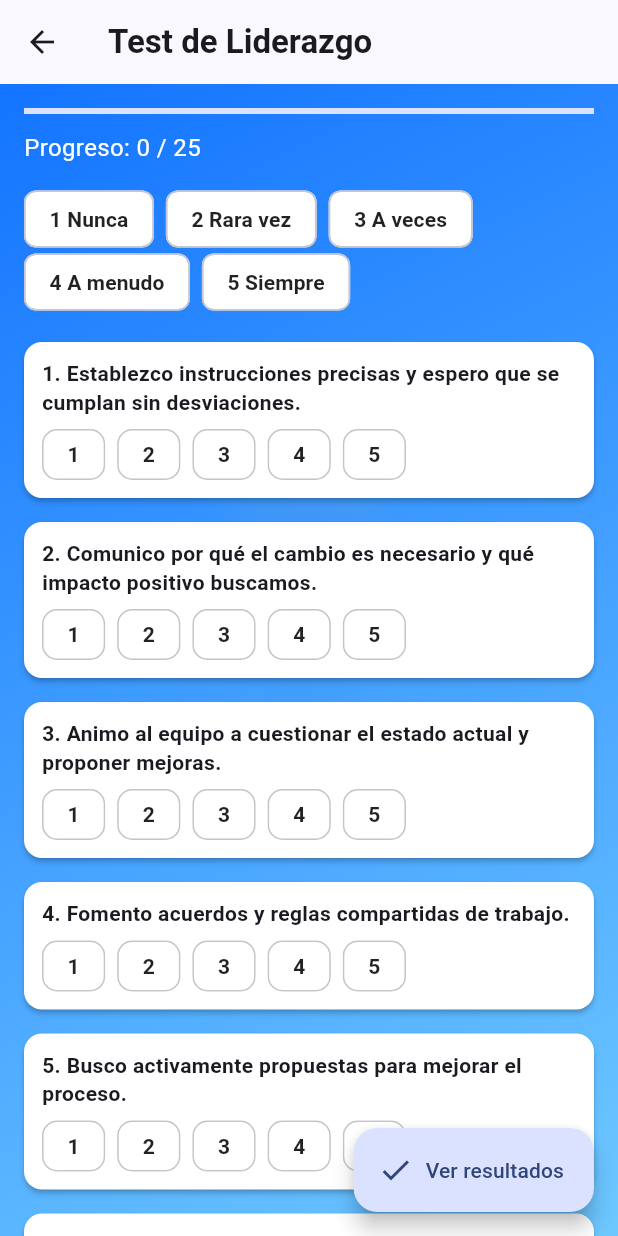
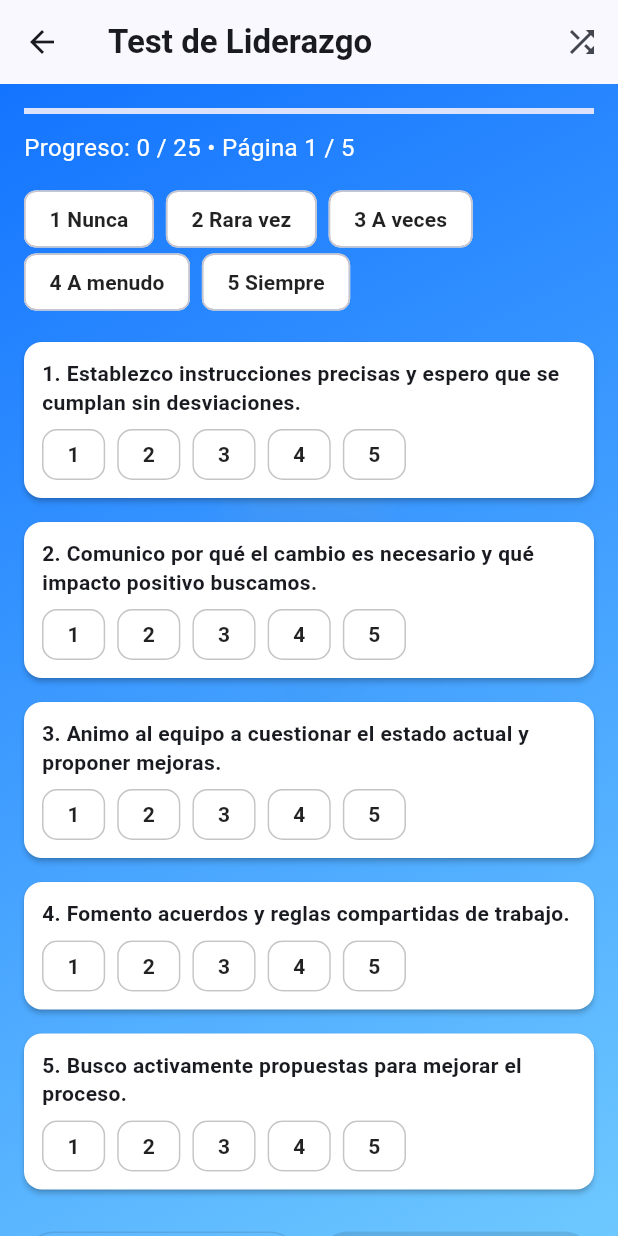
Before and after one commit to EduardoPerezMir/Liderat-App, a Flutter app: the screen it shows after launch, after a tap on "Cuestionario principal", on a phone screen of 412 x 824 dp. Run offline on Flutter 3.47's test engine with Material 3 defaults, Android fonts, the light colour scheme and no system bars; our stand-ins replace flutter_markdown_plus.

Commit message:
Minor fix: Paginacion de preguntas en cuestionario

```diff
--- a/lib/screens/quiz_screen.dart
+++ b/lib/screens/quiz_screen.dart
@@ -14,8 +14,14 @@ class QuizScreen extends StatefulWidget {
 class _QuizScreenState extends State<QuizScreen> {
   MsqSchema? _schema;
   String? _error;
-  final Map<String, int> _answers = {};        // itemId -> 1..5
-  List<MsqItem> _ordered = const [];           // orden aleatorio estable
+
+  // estado del cuestionario
+  final Map<String, int> _answers = {}; // itemId -> 1..5
+  List<MsqItem> _ordered = const [];    // orden aleatorio estable
+
+  // paginación
+  final int pageSize = 5;               // <-- cambia el tamaño de página aquí
+  int _page = 0;
 
   @override
   void initState() {
@@ -24,12 +30,12 @@ class _QuizScreenState extends State<QuizScreen> {
   }
 
   Future<void> _load() async {
-    setState(() { _schema = null; _error = null; _ordered = const []; });
+    setState(() { _schema = null; _error = null; _ordered = const []; _page = 0; });
     const path = 'assets/msq_test/items_es.json';
     try {
       final s = await MsqLoader.loadFromAsset(path);
       if (!mounted) return;
-      final shuffled = [...s.items]..shuffle();  // mezcla una vez
+      final shuffled = [...s.items]..shuffle(); // mezcla una vez
       setState(() {
         _schema = s;
         _ordered = shuffled;
@@ -37,9 +43,6 @@ class _QuizScreenState extends State<QuizScreen> {
     } catch (e) {
       if (!mounted) return;
       setState(() => _error = 'Error cargando cuestionario: $e');
-      ScaffoldMessenger.of(context).showSnackBar(
-        SnackBar(content: Text('Error cargando cuestionario: $e')),
-      );
     }
   }
 
@@ -47,9 +50,23 @@ class _QuizScreenState extends State<QuizScreen> {
     final schema = _schema!;
     final scores = scoreMsq(schema: schema, answers: _answers);
     final fb = msqToFeedback(scores);
-    Navigator.pushNamedAndRemoveUntil(
-      context, '/result', (route) => false, arguments: fb,
-    );
+    Navigator.pushNamedAndRemoveUntil(context, '/result', (route) => false, arguments: fb);
+  }
+
+  // helpers de paginación
+  int get _total => _ordered.length;
+  int get _pageCount => _total == 0 ? 1 : ((_total + pageSize - 1) ~/ pageSize);
+  int get _startIndex => _page * pageSize;
+  int get _endIndex => (_startIndex + pageSize).clamp(0, _total);
+  List<MsqItem> get _pageItems => _ordered.sublist(_startIndex, _endIndex);
+  bool get _isLastPage => _page == _pageCount - 1;
+  bool get _isFirstPage => _page == 0;
+
+  bool get _currentPageComplete {
+    for (final it in _pageItems) {
+      if (!_answers.containsKey(it.id)) return false;
+    }
+    return true;
   }
 
   @override
@@ -59,10 +76,13 @@ class _QuizScreenState extends State<QuizScreen> {
         appBar: AppBar(title: const Text('Cuestionario')),
         body: Padding(
           padding: const EdgeInsets.all(16),
-          child: Card(color: Colors.white, child: Padding(
+          child: Card(
+            color: Colors.white,
+            child: Padding(
               padding: const EdgeInsets.all(16),
               child: Text(_error!, style: const TextStyle(fontFamily: 'monospace')),
-          )),
+            ),
+          ),
         ),
         gradientColors: const [Color(0xFF0E6FFF), Color(0xFF6EC8FF)],
       );
@@ -73,26 +93,35 @@ class _QuizScreenState extends State<QuizScreen> {
       return const Scaffold(body: Center(child: CircularProgressIndicator()));
     }
 
-    final total = _ordered.length;
-    final answered = _answers.length.clamp(0, total);
-    final progress = total == 0 ? 0.0 : answered / total;
-
+    final answered = _answers.length.clamp(0, _total);
+    final progress = _total == 0 ? 0.0 : answered / _total;
     const legendTextColor = Colors.black87;
 
     return GradientScaffold(
-      appBar: AppBar(title: const Text("Test de Liderazgo")),
-      body: ListView.builder(
+      appBar: AppBar(
+        title: const Text("Test de Liderazgo"),
+        actions: [
+          // Botón opcional para re-mezclar (comenta si no lo quieres)
+          IconButton(
+            tooltip: 'Re-mezclar',
+            icon: const Icon(Icons.shuffle),
+            onPressed: () => setState(() {
+              _ordered = [..._ordered]..shuffle();
+              _page = 0;
+            }),
+          ),
+        ],
+      ),
+      body: ListView(
         padding: const EdgeInsets.all(16),
-        itemCount: total + 1,
-        itemBuilder: (context, index) {
-          if (index == 0) {
-            return Column(
-              crossAxisAlignment: CrossAxisAlignment.start,
         children: [
+          // Header con progreso y leyenda
           LinearProgressIndicator(value: progress),
           const SizedBox(height: 12),
-                Text("Progreso: $answered / $total",
-                    style: const TextStyle(color: Colors.white, fontSize: 16)),
+          Text(
+            "Progreso: $answered / $_total • Página ${_page + 1} / $_pageCount",
+            style: const TextStyle(color: Colors.white, fontSize: 16),
+          ),
           const SizedBox(height: 12),
           Wrap(
             spacing: 8, runSpacing: -6,
@@ -103,34 +132,39 @@ class _QuizScreenState extends State<QuizScreen> {
             )).toList(),
           ),
           const SizedBox(height: 16),
-              ],
-            );
-          }
 
-          final item = _ordered[index - 1];
+          // Ítems de la página
+          ...List.generate(_pageItems.length, (i) {
+            final item = _pageItems[i];
             final sel = _answers[item.id];
-          final shownNumber = index; // 1..N (porque index==0 es el header)
+            // numeración global (basada en orden mezclado)
+            final shownNumber = _startIndex + i + 1; // 1..N
 
             return Card(
-            color: Colors.white, elevation: 1.5, margin: const EdgeInsets.only(bottom: 16),
+              color: Colors.white,
+              elevation: 1.5,
+              margin: const EdgeInsets.only(bottom: 16),
               child: Padding(
                 padding: const EdgeInsets.all(12),
                 child: Column(crossAxisAlignment: CrossAxisAlignment.start, children: [
-                // Enumeración visible según orden mezclado
-                Text("$shownNumber. ${item.text}",
-                    style: const TextStyle(fontWeight: FontWeight.w600)),
+                  Text(
+                    "$shownNumber. ${item.text}",
+                    style: const TextStyle(fontWeight: FontWeight.w600),
+                  ),
                   const SizedBox(height: 8),
-
                   Wrap(
                     spacing: 8, runSpacing: 8,
-                  children: List.generate(schema.scaleMax - schema.scaleMin + 1, (i) {
-                    final v = schema.scaleMin + i; // 1..5
+                    children: List.generate(schema.scaleMax - schema.scaleMin + 1, (k) {
+                      final v = schema.scaleMin + k; // 1..5
                       final selected = sel == v;
                       return ChoiceChip(
-                      label: Text("$v", style: TextStyle(
+                        label: Text(
+                          "$v",
+                          style: TextStyle(
                             color: selected ? Colors.white : Colors.black87,
                             fontWeight: FontWeight.w600,
-                      )),
+                          ),
+                        ),
                         selected: selected,
                         onSelected: (_) => setState(() => _answers[item.id] = v),
                         materialTapTargetSize: MaterialTapTargetSize.shrinkWrap,
@@ -147,13 +181,37 @@ class _QuizScreenState extends State<QuizScreen> {
                 ]),
               ),
             );
-        },
+          }),
+
+          const SizedBox(height: 8),
+          // Navegación de páginas
+          Row(
+            children: [
+              Expanded(
+                child: OutlinedButton.icon(
+                  onPressed: _isFirstPage ? null : () => setState(() => _page--),
+                  icon: const Icon(Icons.chevron_left),
+                  label: const Text('Anterior'),
                 ),
-      floatingActionButton: FloatingActionButton.extended(
-        onPressed: _answers.length == total ? _finish : null,
-        icon: const Icon(Icons.check),
-        label: const Text("Ver resultados"),
               ),
+              const SizedBox(width: 12),
+              Expanded(
+                child: ElevatedButton.icon(
+                  onPressed: !_currentPageComplete
+                      ? null
+                      : _isLastPage
+                      ? _finish
+                      : () => setState(() => _page++),
+                  icon: Icon(_isLastPage ? Icons.check : Icons.chevron_right),
+                  label: Text(_isLastPage ? 'Finalizar' : 'Siguiente'),
+                ),
+              ),
+            ],
+          ),
+          const SizedBox(height: 8),
+        ],
+      ),
+      // mantenemos tu estética
       gradientColors: const [Color(0xFF0E6FFF), Color(0xFF6EC8FF)],
       watermarkAsset: 'assets/images/logo.png',
       watermarkOpacity: 0.06,
```
Lines whose indentation alone changed are shown as unchanged.
